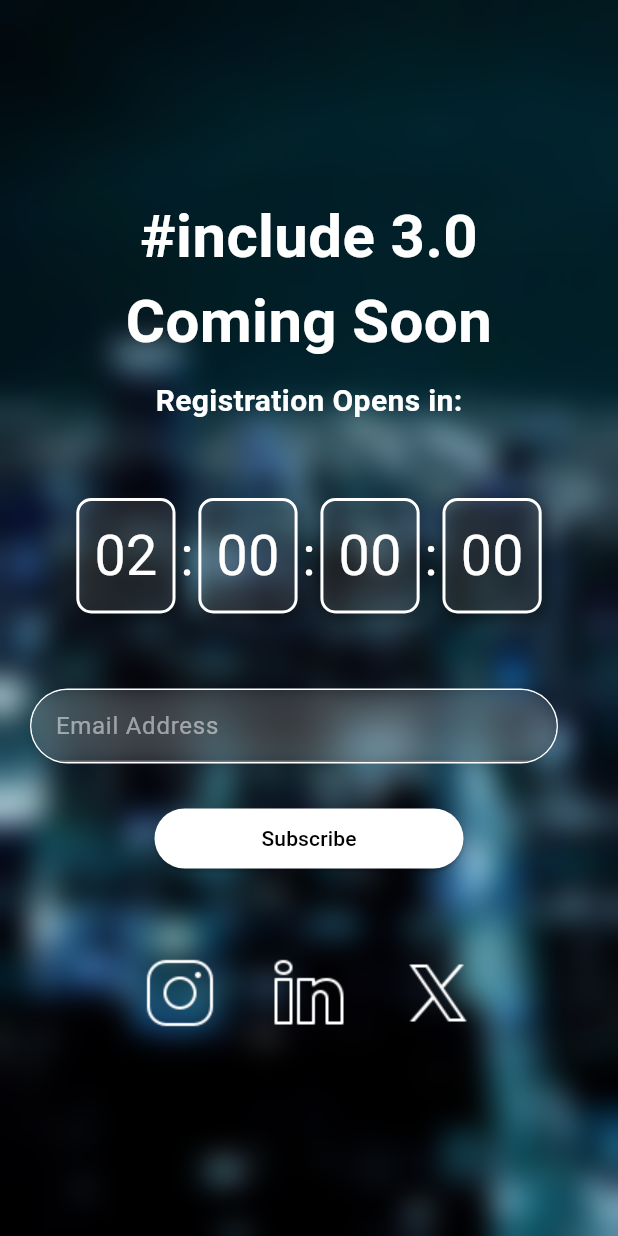
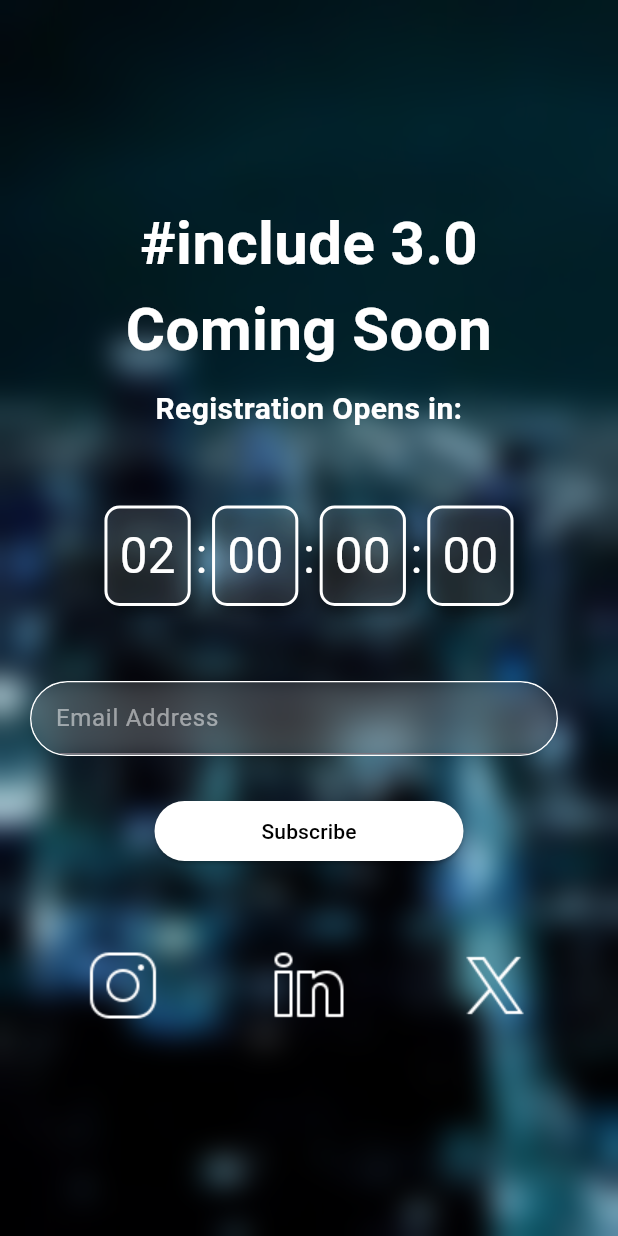
Before and after one commit to lakshya1goel/PC-Website, a Flutter app: the screen it shows after launch, on a phone screen of 412 x 824 dp. Run offline on Flutter 3.47's test engine with Material 3 defaults, Android fonts, the phone set to English and light mode, and no system bars; our stand-ins replace go_router, slide_countdown; missing offline and left inert: dart:js.

Commit message:
improve responsiveness

```diff
--- a/lib/views/screens/landing_screen/landing_page.dart
+++ b/lib/views/screens/landing_screen/landing_page.dart
@@ -51,16 +51,17 @@ class LandingPage extends StatelessWidget {
                         color: Colors.white,
                         fontWeight: FontWeight.bold,
                       ),
+                      textAlign: TextAlign.center,
                     ),
                      SizedBox(height: screenWidth < 500 ?50:100),
                     SlideCountdownSeparated(
                       duration: const Duration(days: 2),
                       style: TextStyle(
-                        fontSize: screenWidth<500?screenWidth*0.09:50,
+                        fontSize: screenWidth<500?screenWidth*0.08:50,
                         color: Colors.white,
                       ),
                       separatorStyle: TextStyle(
-                        fontSize: screenWidth<500?screenWidth*0.09:50,
+                        fontSize: screenWidth<500?screenWidth*0.08:50,
                         color: Colors.white,
                       ),
                       decoration: BoxDecoration(
@@ -79,7 +80,7 @@ class LandingPage extends StatelessWidget {
                           width: 2,
                         ),
                       ),
-                      padding: EdgeInsets.all(max(10,screenWidth*0.015)),
+                      padding: EdgeInsets.all(max(8,screenWidth*0.015)),
                     ),
                     const SizedBox(height: 50),
                     SizedBox(
--- a/lib/views/widgets/custom_social_media_button.dart
+++ b/lib/views/widgets/custom_social_media_button.dart
@@ -10,17 +10,14 @@ class SocialMediaIconsRow extends StatelessWidget {
   @override
   Widget build(BuildContext context) {
     return Row(
-      mainAxisAlignment: MainAxisAlignment.center,
+      mainAxisAlignment: MainAxisAlignment.spaceAround,
       children: socialMediaIcons
-          .map((icon) => Padding(
-        padding: const EdgeInsets.symmetric(horizontal: 10),
-        child: IconButton(
-          onPressed: () {
-            launchURL(icon.url);
-          },
-          icon: Image.asset(icon.iconPath),
-        ),
-      ))
+          .map((icon) => IconButton(
+            onPressed: () {
+              launchURL(icon.url);
+            },
+            icon: Image.asset(icon.iconPath),
+          ))
           .toList(),
     );
   }
```
